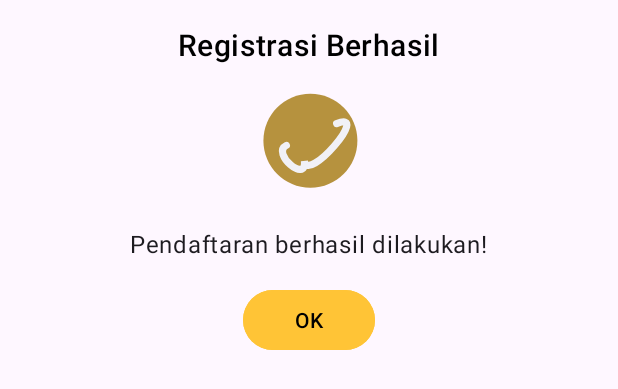
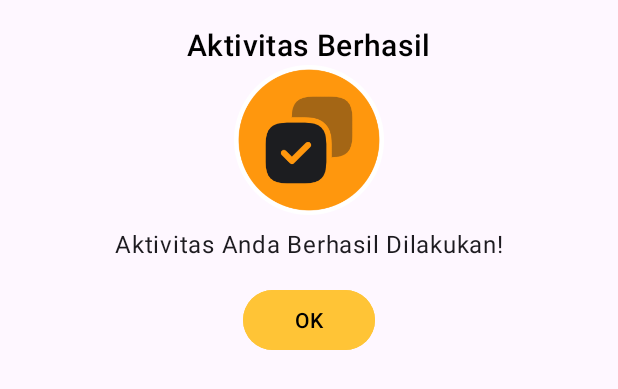
Before and after one commit to slthn2025/Takasimura-App, an Android app: the layout custom_dialog.xml on its own in the app's theme, with its tools: preview values and no code run, on a phone screen of 412 x 824 dp. Shown: the top 389 px of the screen. Run offline under Robolectric (Android 15) with nearby library versions, the phone set to English and light mode, and no system bars; network calls fail.

Commit message:
add confirm dialog to expanse, income, editprofile

```diff
--- a/app/src/main/res/layout/custom_dialog.xml
+++ b/app/src/main/res/layout/custom_dialog.xml
@@ -10,26 +10,26 @@
         android:id="@+id/dialogTitle"
         android:layout_width="wrap_content"
         android:layout_height="wrap_content"
-        android:text="@string/registrasi_berhasil"
+        android:text="@string/aktivitas_berhasil"
         android:textAppearance="?attr/textAppearanceHeadline6"
         android:textColor="@color/Dark3"
         android:layout_gravity="center_horizontal" />
 
-    <com.airbnb.lottie.LottieAnimationView
-        android:id="@+id/lottieAnimation"
+    <ImageView
+        android:id="@+id/imageSuccess"
         android:layout_width="100dp"
         android:layout_height="100dp"
-        app:lottie_rawRes="@raw/animation_success"
-        app:lottie_autoPlay="true"
-        app:lottie_loop="false"
+        android:src="@drawable/success"
         android:layout_gravity="center"
-        />
+        android:contentDescription="@string/success_desc"
+    />
+
 
     <TextView
         android:id="@+id/dialogMessage"
         android:layout_width="wrap_content"
         android:layout_height="wrap_content"
-        android:text="@string/pendaftaran_berhasil_dilakukan"
+        android:text="@string/aktivitas_anda_berhasil_dilakukan"
         android:paddingTop="8dp"
         android:textAppearance="?attr/textAppearanceBody1"
         android:layout_gravity="center_horizontal" />
--- a/app/src/main/res/values/strings.xml
+++ b/app/src/main/res/values/strings.xml
@@ -76,5 +76,8 @@
     <string name="transaksi_income">Transaksi Income</string>
     <string name="expanse">Expanse</string>
     <string name="income">Income</string>
+    <string name="aktivitas_berhasil">Aktivitas Berhasil</string>
+    <string name="aktivitas_anda_berhasil_dilakukan">Aktivitas Anda Berhasil Dilakukan!</string>
+    <string name="success_desc">success desc</string>
 
 </resources>
```
Also changed, not shown: app/src/main/java/com/example/takasimura/ui/Activity/editProfile.kt (+40 -2 lines), app/src/main/java/com/example/takasimura/ui/Fragment/ExpenseFragment.kt (+40 -0 lines), app/src/main/java/com/example/takasimura/ui/Fragment/IncomeFragment.kt (+39 -0 lines), app/src/main/res/layout/activity_edit_profile.xml (+9 -0 lines), app/src/main/res/layout/fragment_expense.xml (+9 -0 lines), app/src/main/res/layout/fragment_income.xml (+9 -0 lines).
